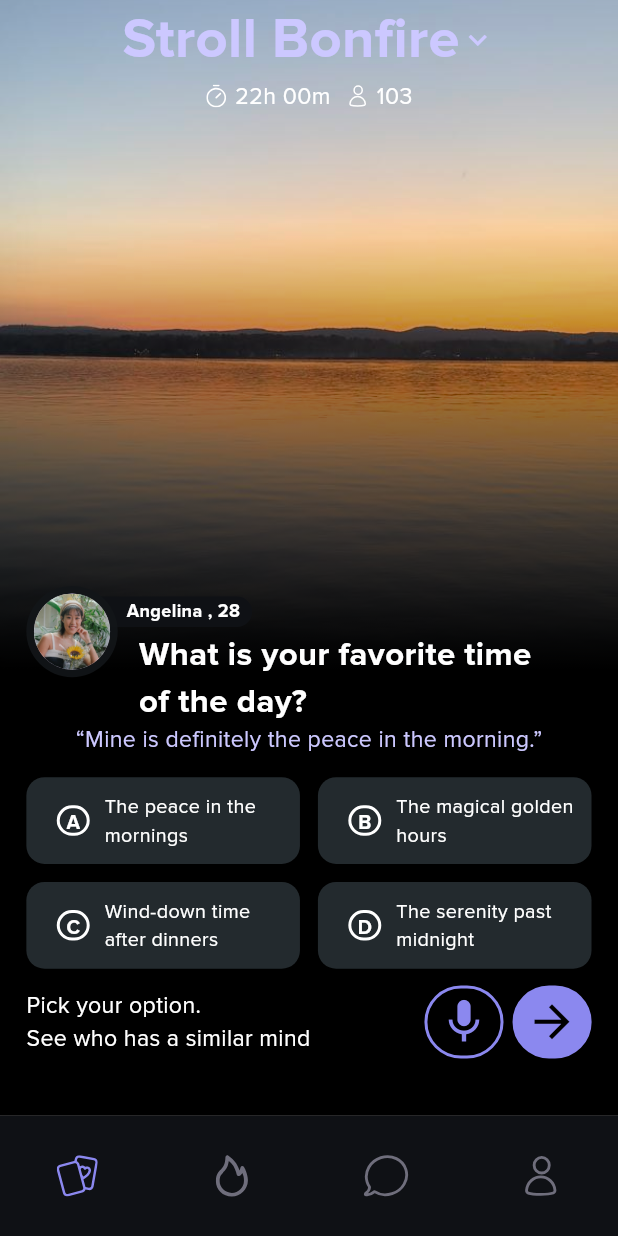
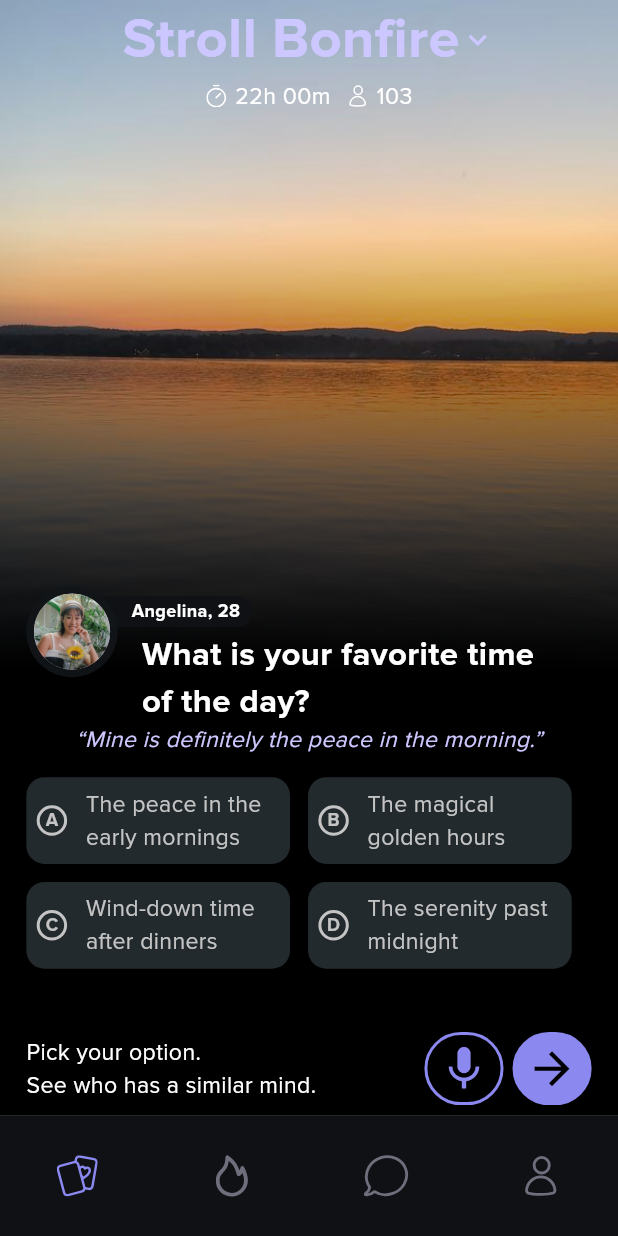
Before and after one commit to Teewhydot/buy_simply_abubakar_issa, a Flutter app: the screen it shows after launch, on a phone screen of 412 x 824 dp. Run offline on Flutter 3.47's test engine with Material 3 defaults, Android fonts, the phone set to English and light mode, and no system bars; our stand-ins replace cached_network_image, flutter_screenutil, flutter_svg, get.

Commit message:
Completed UI design.

```diff
--- a/lib/components/texts.dart
+++ b/lib/components/texts.dart
@@ -8,6 +8,7 @@ class CustomText extends StatelessWidget {
   final double fontSize;
   final Color color, decorationColor;
   final FontWeight fontWeight;
+  final FontStyle fontStyle;
   final MainAxisAlignment alignment;
   final List<TextDecoration> decorations;
 
@@ -20,6 +21,7 @@ class CustomText extends StatelessWidget {
     this.fontWeight = FontWeight.bold,
     this.alignment = MainAxisAlignment.center,
     this.decorations = const [],
+    this.fontStyle = FontStyle.normal,
   });
 
   @override
@@ -34,6 +36,7 @@ class CustomText extends StatelessWidget {
             color: color,
             fontFamily: "ProximaNova",
             fontWeight: fontWeight,
+            fontStyle: fontStyle,
             decoration: TextDecoration.combine([...decorations]),
             decorationColor: decorationColor,
           ),
--- a/lib/core/theme/colors.dart
+++ b/lib/core/theme/colors.dart
@@ -3,6 +3,7 @@ import 'dart:ui';
 const Color kHeaderColor = Color(0xffCCC8FF);
 const Color kAccentColor = Color(0xff8B88EF);
 const Color kContainerColor = Color(0xff232A2E);
+const Color kOptionTextColor = Color(0xffc4c4c4);
 const Color kWhite = Color(0xffffffff);
 const Color kBlack = Color(0xff000000);
 const Color kNavBarColor = Color(0xff0F1115);
--- a/lib/features/fe_interview_task/presentation/screens/fe_interview_task.dart
+++ b/lib/features/fe_interview_task/presentation/screens/fe_interview_task.dart
@@ -9,6 +9,7 @@ import '../../../../components/texts.dart';
 import '../../../../generated/assets.dart';
 import '../widgets/answers_widget.dart';
 import '../widgets/custom_nav_bar.dart';
+import '../widgets/fe_container.dart';
 
 class FeInterviewTask extends StatelessWidget {
   const FeInterviewTask({super.key});
@@ -111,6 +112,7 @@ class FeInterviewTask extends StatelessWidget {
                       fontWeight: FontWeight.w400,
                       fontSize: 14,
                       color: kHeaderColor,
+                      fontStyle: FontStyle.italic,
                     ),
                     14.verticalSpace,
                     AnswersWidget(),
@@ -128,7 +130,7 @@ class FeInterviewTask extends StatelessWidget {
                               color: kWhite,
                             ),
                             CustomText(
-                              text: "See who has a similar mind",
+                              text: "See who has a similar mind.",
                               fontWeight: FontWeight.w400,
                               fontSize: 14,
                               color: kWhite,
@@ -168,6 +170,7 @@ class FeInterviewTask extends StatelessWidget {
                         ),
                       ],
                     ),
+                    7.verticalSpace,
                   ],
                 ).paddingOnly(left: 16.w, right: 16.w),
               ),
--- a/lib/features/fe_interview_task/presentation/widgets/answers_widget.dart
+++ b/lib/features/fe_interview_task/presentation/widgets/answers_widget.dart
@@ -1,8 +1,7 @@
-import 'package:buysimply_project_abubakarissa/components/texts.dart';
-import 'package:buysimply_project_abubakarissa/core/theme/colors.dart';
 import 'package:flutter/material.dart';
-import 'package:flutter_screenutil/flutter_screenutil.dart';
-import 'package:get/get.dart';
+
+import 'fe_container.dart';
+import 'option_widget.dart';
 
 class AnswersWidget extends StatefulWidget {
   const AnswersWidget({super.key});
@@ -14,7 +13,7 @@ class AnswersWidget extends StatefulWidget {
 class _AnswersWidgetState extends State<AnswersWidget> {
   int selectedIndex = -1; // Tracks the selected container index
   final List<String> optionTexts = [
-    "The peace in the mornings",
+    "The peace in the early mornings",
     "The magical golden hours",
     "Wind-down time after dinners",
     "The serenity past midnight",
@@ -22,10 +21,10 @@ class _AnswersWidgetState extends State<AnswersWidget> {
 
   @override
   Widget build(BuildContext context) {
-    return Column(
-      spacing: 12,
-      children: [
-        Wrap(
+    return Expanded(
+      child: Wrap(
+        direction: Axis.horizontal,
+        alignment: WrapAlignment.center,
         runSpacing: 12,
         spacing: 12,
         children: List.generate(optionTexts.length, (index) {
@@ -46,79 +45,6 @@ class _AnswersWidgetState extends State<AnswersWidget> {
           );
         }),
       ),
-      ],
     );
   }
 }
-
-class Option extends StatelessWidget {
-  final String text, option;
-  final bool isSelected;
-  const Option({
-    super.key,
-    required this.text,
-    required this.option,
-    this.isSelected = false,
-  });
-
-  @override
-  Widget build(BuildContext context) {
-    return Row(
-      mainAxisAlignment: MainAxisAlignment.center,
-      children: [
-        Container(
-          width: 20.w,
-          height: 20.h,
-          decoration: BoxDecoration(
-            color: isSelected ? kAccentColor : kContainerColor,
-            borderRadius: BorderRadius.circular(20).r,
-            border: isSelected ? null : Border.all(color: kWhite, width: 2),
-          ),
-          child: CustomText(text: option, fontSize: 12, color: kWhite),
-        ),
-        9.horizontalSpace,
-        SizedBox(
-          width: 120,
-          child: CustomWrapText(
-            text: text,
-            fontSize: 12,
-            color: kWhite,
-            fontWeight: FontWeight.w400,
-            textAlign: TextAlign.start,
-          ),
-        ),
-      ],
-    ).paddingOnly(left: 10);
-  }
-}
-
-class FEContainer extends StatelessWidget {
-  final Widget child;
-  final bool isSelected;
-  final double width, height, borderRadius;
-  final Color borderColor, containerColor;
-  const FEContainer({
-    super.key,
-    this.child = const SizedBox(),
-    this.isSelected = false,
-    this.width = 166,
-    this.height = 57,
-    this.borderRadius = 12,
-    this.borderColor = kAccentColor,
-    this.containerColor = kContainerColor,
-  });
-
-  @override
-  Widget build(BuildContext context) {
-    return Container(
-      height: height.h,
-      width: width.w,
-      decoration: BoxDecoration(
-        color: containerColor,
-        border: isSelected ? Border.all(color: borderColor, width: 2) : null,
-        borderRadius: BorderRadius.circular(borderRadius).r,
-      ),
-      child: child,
-    );
-  }
-}
--- a/lib/features/fe_interview_task/presentation/widgets/custom_nav_bar.dart
+++ b/lib/features/fe_interview_task/presentation/widgets/custom_nav_bar.dart
@@ -27,7 +27,13 @@ class _CustomNavBarState extends State<CustomNavBar> {
         children: [
           _buildNavItem(0, Assets.svgsMenu1, statusCount: null),
           _buildNavItem(1, Assets.svgsMenu2, statusCount: 1),
-          _buildNavItem(2, Assets.svgsMenu3, statusCount: 10),
+          _buildNavItem(
+            2,
+            Assets.svgsMenu3,
+            statusCount: 10,
+            right: -6,
+            top: 25,
+          ),
           _buildNavItem(3, Assets.svgsProfile, statusCount: null),
         ],
       ),
--- /dev/null
+++ b/lib/features/fe_interview_task/presentation/widgets/fe_container.dart
@@ -0,0 +1,34 @@
+import 'package:buysimply_project_abubakarissa/core/theme/colors.dart';
+import 'package:flutter/material.dart';
+import 'package:flutter_screenutil/flutter_screenutil.dart';
+
+class FEContainer extends StatelessWidget {
+  final Widget child;
+  final bool isSelected;
+  final double width, height, borderRadius;
+  final Color borderColor, containerColor;
+  const FEContainer({
+    super.key,
+    this.child = const SizedBox(),
+    this.isSelected = false,
+    this.width = 160,
+    this.height = 57,
+    this.borderRadius = 12,
+    this.borderColor = kAccentColor,
+    this.containerColor = kContainerColor,
+  });
+
+  @override
+  Widget build(BuildContext context) {
+    return Container(
+      height: height.h,
+      width: width.w,
+      decoration: BoxDecoration(
+        color: containerColor,
+        border: isSelected ? Border.all(color: borderColor, width: 2) : null,
+        borderRadius: BorderRadius.circular(borderRadius).r,
+      ),
+      child: child,
+    );
+  }
+}
--- /dev/null
+++ b/lib/features/fe_interview_task/presentation/widgets/option_widget.dart
@@ -0,0 +1,57 @@
+import 'package:flutter/material.dart';
+import 'package:flutter_screenutil/flutter_screenutil.dart';
+
+import '../../../../components/texts.dart';
+import '../../../../core/theme/colors.dart';
+
+class Option extends StatelessWidget {
+  final String text, option;
+  final bool isSelected;
+  const Option({
+    super.key,
+    required this.text,
+    required this.option,
+    this.isSelected = false,
+  });
+
+  @override
+  Widget build(BuildContext context) {
+    return Row(
+      mainAxisSize: MainAxisSize.min,
+      spacing: 5.w,
+      mainAxisAlignment: MainAxisAlignment.center,
+      children: [
+        Expanded(
+          flex: 1,
+          child: Container(
+            width: 20.w,
+            height: 20.h,
+            decoration: BoxDecoration(
+              shape: BoxShape.circle,
+              color: isSelected ? kAccentColor : kContainerColor,
+              border:
+                  isSelected
+                      ? null
+                      : Border.all(color: kOptionTextColor, width: 2),
+            ),
+            child: CustomText(
+              text: option,
+              fontSize: 11,
+              color: kOptionTextColor,
+            ),
+          ),
+        ),
+        Expanded(
+          flex: 4,
+          child: CustomWrapText(
+            text: text,
+            fontSize: 14,
+            color: kOptionTextColor,
+            fontWeight: FontWeight.w400,
+            textAlign: TextAlign.start,
+          ),
+        ),
+      ],
+    );
+  }
+}
--- a/lib/features/fe_interview_task/presentation/widgets/question_widget.dart
+++ b/lib/features/fe_interview_task/presentation/widgets/question_widget.dart
@@ -18,7 +18,7 @@ class QuestionWidget extends StatelessWidget {
         ProfileCard(),
         Positioned(
           top: 30,
-          left: 75,
+          left: 70.w,
           child: SizedBox(
             width: 0.65.sw,
             child: CustomWrapText(
@@ -54,7 +54,7 @@ class ProfileCard extends StatelessWidget {
               borderRadius: BorderRadius.all(Radius.circular(10).r),
             ),
             child: CustomText(
-              text: "Angelina , 28",
+              text: "Angelina, 28",
               fontSize: 11,
               color: kWhite,
               fontWeight: FontWeight.w700,
```
Lines whose indentation alone changed are shown as unchanged.
